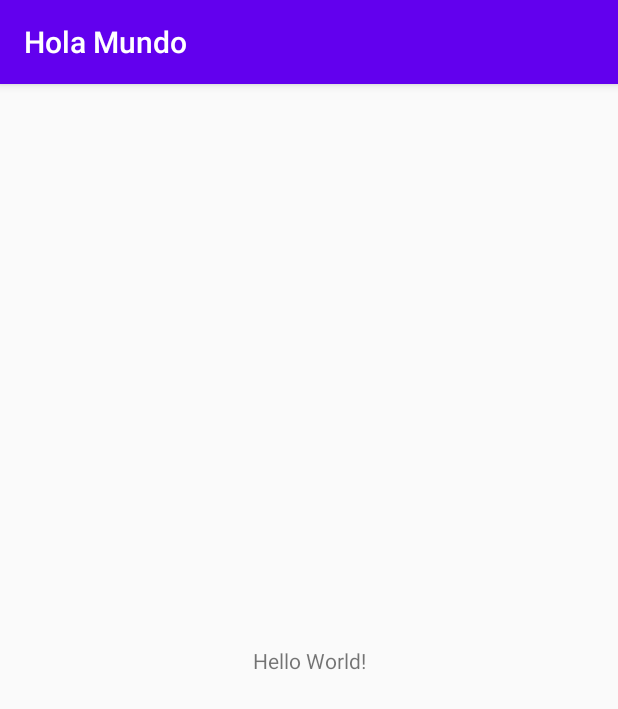
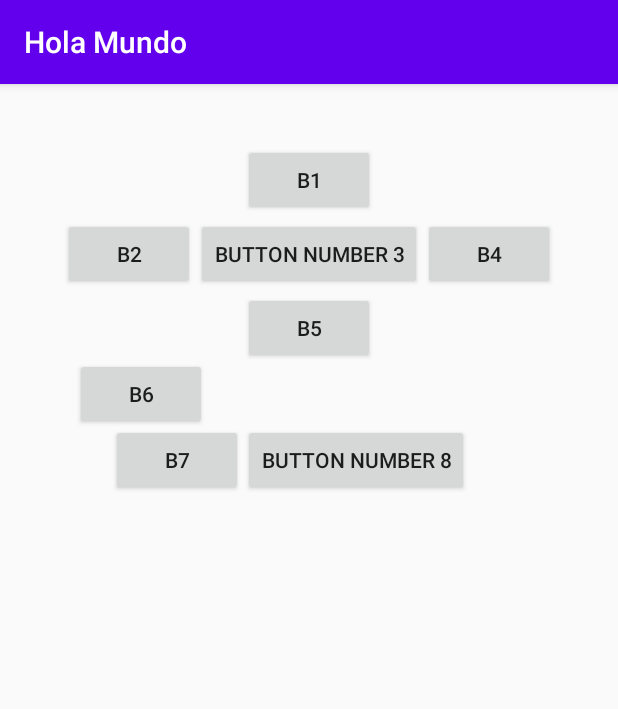
Before and after one commit to drincon28/HolaMundo, an Android app: the screen it shows after launch (MainActivity), on a phone screen of 412 x 824 dp. Shown: the top 709 px of the screen. Run offline under Robolectric (Android 15) with nearby library versions, the phone set to English and light mode, and no system bars.

Commit message:
Button layout

```diff
--- a/app/src/main/res/layout/activity_main.xml
+++ b/app/src/main/res/layout/activity_main.xml
@@ -6,13 +6,85 @@
     android:layout_height="match_parent"
     tools:context=".MainActivity">
 
-    <TextView
+    <Button
+        android:id="@+id/button"
         android:layout_width="wrap_content"
         android:layout_height="wrap_content"
-        android:text="Hello World!"
-        app:layout_constraintBottom_toBottomOf="parent"
-        app:layout_constraintLeft_toLeftOf="parent"
-        app:layout_constraintRight_toRightOf="parent"
+        android:layout_marginTop="40dp"
+        android:text="B1"
+        app:layout_constraintEnd_toEndOf="parent"
+        app:layout_constraintHorizontal_bias="0.501"
+        app:layout_constraintStart_toStartOf="parent"
         app:layout_constraintTop_toTopOf="parent" />
 
+    <Button
+        android:id="@+id/button2"
+        android:layout_width="wrap_content"
+        android:layout_height="wrap_content"
+        android:text="B2"
+        app:layout_constraintEnd_toStartOf="@+id/button3"
+        app:layout_constraintHorizontal_bias="0.98"
+        app:layout_constraintStart_toStartOf="parent"
+        app:layout_constraintTop_toTopOf="@+id/button3" />
+
+    <Button
+        android:id="@+id/button3"
+        android:layout_width="wrap_content"
+        android:layout_height="wrap_content"
+        android:layout_marginTop="1dp"
+        android:text="Button number 3"
+        app:layout_constraintEnd_toEndOf="parent"
+        app:layout_constraintStart_toStartOf="parent"
+        app:layout_constraintTop_toBottomOf="@+id/button" />
+
+    <Button
+        android:id="@+id/button4"
+        android:layout_width="wrap_content"
+        android:layout_height="wrap_content"
+        android:text="B4"
+        app:layout_constraintEnd_toEndOf="parent"
+        app:layout_constraintHorizontal_bias="0.01"
+        app:layout_constraintStart_toEndOf="@+id/button3"
+        app:layout_constraintTop_toTopOf="@+id/button3" />
+
+    <Button
+        android:id="@+id/button5"
+        android:layout_width="wrap_content"
+        android:layout_height="wrap_content"
+        android:layout_marginTop="1dp"
+        android:text="B5"
+        app:layout_constraintEnd_toEndOf="parent"
+        app:layout_constraintHorizontal_bias="0.501"
+        app:layout_constraintStart_toStartOf="parent"
+        app:layout_constraintTop_toBottomOf="@+id/button3" />
+
+    <Button
+        android:id="@+id/button6"
+        android:layout_width="wrap_content"
+        android:layout_height="wrap_content"
+        android:layout_marginTop="40dp"
+        android:text="BUTTON NUMBER 8"
+        app:layout_constraintStart_toStartOf="@+id/button5"
+        app:layout_constraintTop_toBottomOf="@+id/button5" />
+
+    <Button
+        android:id="@+id/button7"
+        android:layout_width="wrap_content"
+        android:layout_height="wrap_content"
+        android:text="B7"
+        app:layout_constraintEnd_toStartOf="@+id/button6"
+        app:layout_constraintHorizontal_bias="1.0"
+        app:layout_constraintStart_toStartOf="parent"
+        app:layout_constraintTop_toTopOf="@+id/button6" />
+
+    <Button
+        android:id="@+id/button8"
+        android:layout_width="wrap_content"
+        android:layout_height="wrap_content"
+        android:layout_marginStart="50dp"
+        android:text="B6"
+        app:layout_constraintBottom_toTopOf="@+id/button7"
+        app:layout_constraintStart_toStartOf="parent"
+        app:layout_constraintTop_toBottomOf="@+id/button5" />
+
 </androidx.constraintlayout.widget.ConstraintLayout>
```
